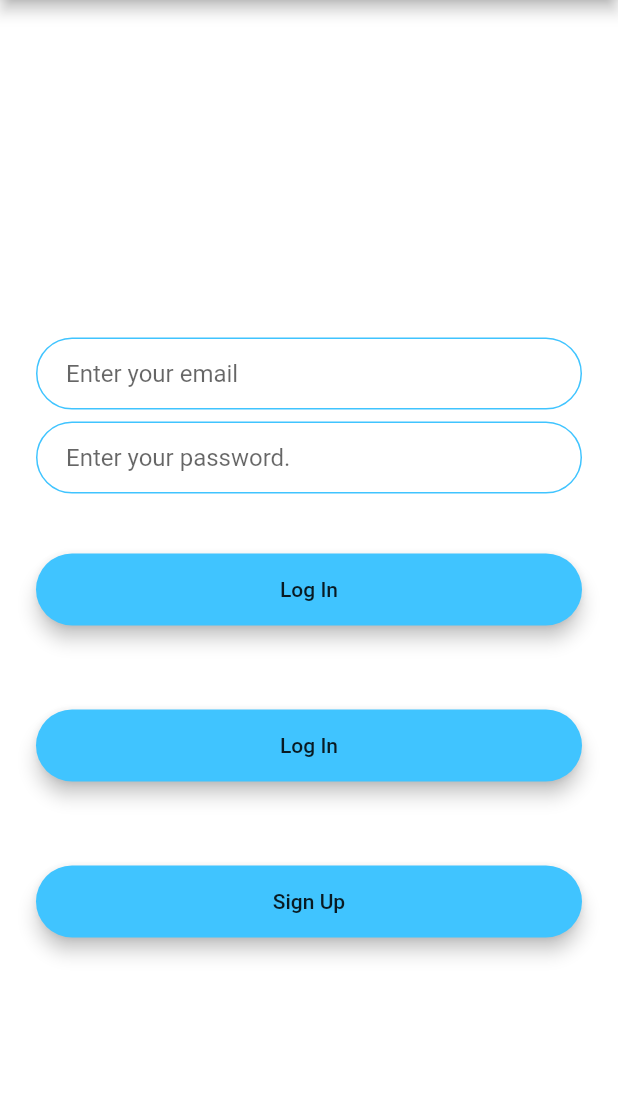
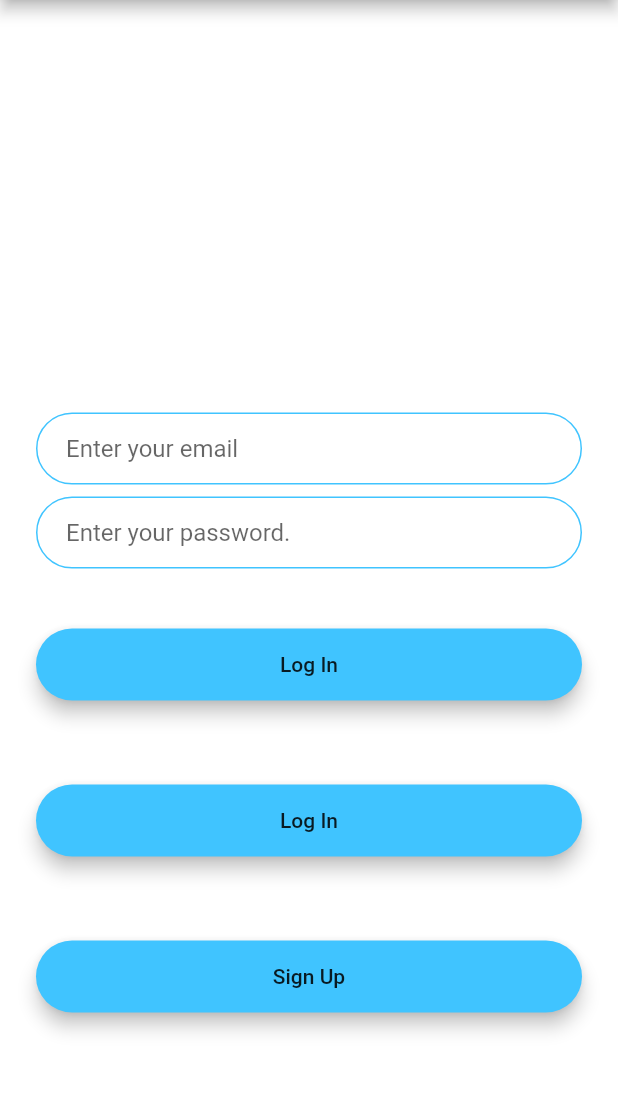
Before and after one commit to ramprasath2511/bloc-pattern-app, a Flutter app: the screen it shows after launch, on a phone screen of 412 x 824 dp, the part 84-1178 px from its top. Run offline on Flutter 3.47's test engine with Material 2 defaults, Android fonts, the phone set to English and light mode, and no system bars.

Commit message:
height changed v2

```diff
--- a/lib/login_screen.dart
+++ b/lib/login_screen.dart
@@ -17,7 +17,7 @@ class _LoginScreenState extends State<LoginScreen> {
           crossAxisAlignment: CrossAxisAlignment.stretch,
           children: <Widget>[
             Container(
-              height: 50.0,
+              height: 150.0,
               // child: Image.asset('images/logo.png'),
             ),
             SizedBox(
```
